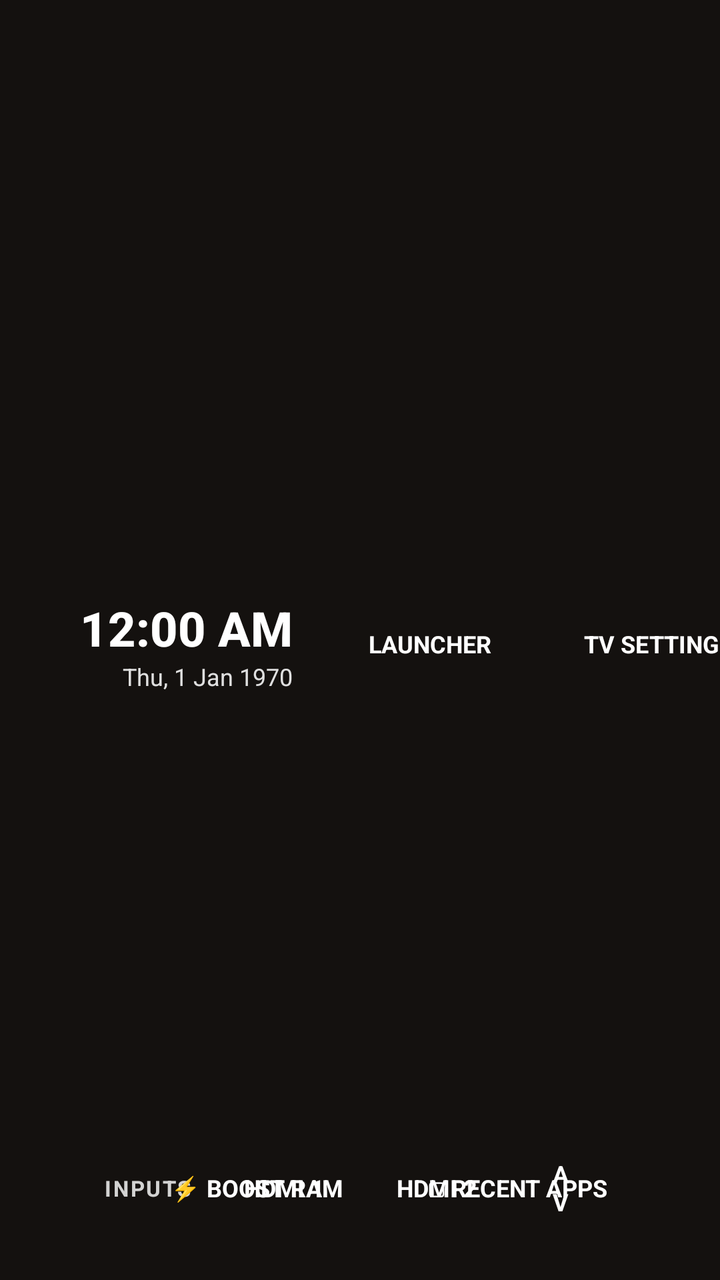
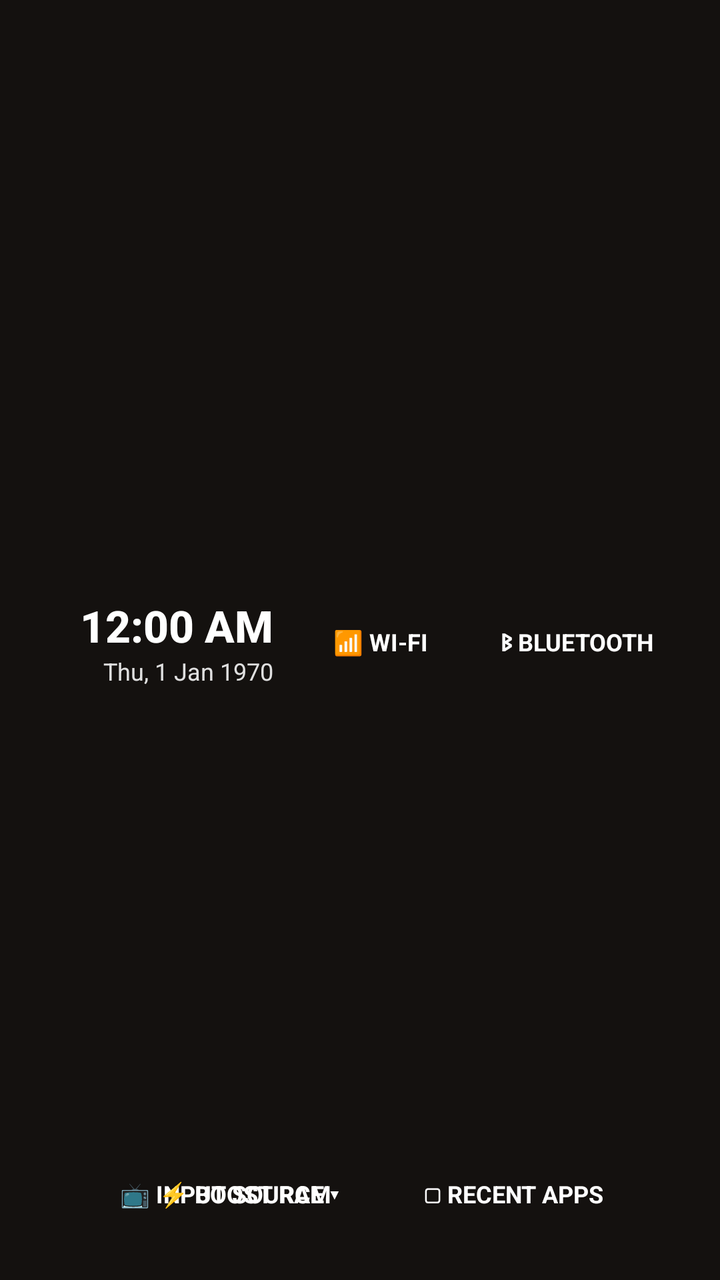

Screens rendered from an Android XML layout before and after an edit, with the pre-edit source and the edit as a unified diff.
<!-- AndroidManifest.xml: application theme Theme.TVLauncher -->
<!-- res/layout/activity_main.xml -->
<?xml version="1.0" encoding="utf-8"?>
<RelativeLayout xmlns:android="http://schemas.android.com/apk/res/android"
    xmlns:app="http://schemas.android.com/apk/res-auto"
    android:id="@+id/mainRootLayout"
    android:layout_width="match_parent"
    android:layout_height="match_parent"
    android:background="#14110F"
    android:clipChildren="false"
    android:clipToPadding="false"
    android:paddingStart="40dp"
    android:paddingEnd="40dp"
    android:paddingTop="28dp"
    android:paddingBottom="24dp">

    
    <LinearLayout
        android:id="@+id/headerLayout"
        android:layout_width="match_parent"
        android:layout_height="wrap_content"
        android:orientation="horizontal"
        android:gravity="center_vertical">

        <LinearLayout
            android:layout_width="0dp"
            android:layout_height="wrap_content"
            android:layout_weight="1"
            android:orientation="vertical">

            <TextView
                android:id="@+id/tvGreeting"
                android:layout_width="wrap_content"
                android:layout_height="wrap_content"
                android:text="Good Night, Deep"
                android:textColor="#FFFFFF"
                android:textSize="28sp"
                android:fontFamily="sans-serif-medium"
                android:textStyle="bold" />

            <TextView
                android:id="@+id/tvSubGreeting"
                android:layout_width="wrap_content"
                android:layout_height="wrap_content"
                android:text="Relax • Watch • Explore"
                android:textColor="#E0E0E0"
                android:textSize="14sp"
                android:layout_marginTop="3dp"/>
        </LinearLayout>

        <LinearLayout
            android:layout_width="wrap_content"
            android:layout_height="wrap_content"
            android:orientation="vertical"
            android:gravity="end"
            android:layout_marginEnd="20dp">

            <TextClock
                android:id="@+id/tcClock"
                android:layout_width="wrap_content"
                android:layout_height="wrap_content"
                android:format12Hour="hh:mm a"
                android:format24Hour="HH:mm"
                android:textColor="#FFFFFF"
                android:textSize="24sp"
                android:fontFamily="sans-serif-medium"
                android:textStyle="bold"/>

            <TextClock
                android:id="@+id/tcDate"
                android:layout_width="wrap_content"
                android:layout_height="wrap_content"
                android:format12Hour="EEE, d MMM yyyy"
                android:format24Hour="EEE, d MMM yyyy"
                android:textColor="#E0E0E0"
                android:textSize="12sp"/>
        </LinearLayout>

        <TextView
            android:id="@+id/btnSettings"
            android:layout_width="wrap_content"
            android:layout_height="38dp"
            android:gravity="center"
            android:text="LAUNCHER"
            android:textSize="12sp"
            android:textStyle="bold"
            android:textColor="#FFFFFF"
            android:focusable="true"
            android:clickable="true"
            android:paddingHorizontal="18dp"
            android:layout_marginEnd="10dp"/>

        <TextView
            android:id="@+id/btnTvSettings"
            android:layout_width="wrap_content"
            android:layout_height="38dp"
            android:gravity="center"
            android:text="TV SETTINGS"
            android:textSize="12sp"
            android:textStyle="bold"
            android:textColor="#FFFFFF"
            android:focusable="true"
            android:clickable="true"
            android:paddingHorizontal="18dp"/>
    </LinearLayout>

    
    <androidx.recyclerview.widget.RecyclerView
        android:id="@+id/rvApps"
        android:layout_width="match_parent"
        android:layout_height="0dp"
        android:layout_below="@id/headerLayout"
        android:layout_above="@id/bottomBarLayout"
        android:layout_marginTop="14dp"
        android:layout_marginBottom="14dp"
        android:clipChildren="false"
        android:clipToPadding="false"
        android:paddingTop="12dp"
        android:paddingBottom="12dp"
        android:scrollbars="none"/>

    
    <RelativeLayout
        android:id="@+id/bottomBarLayout"
        android:layout_width="match_parent"
        android:layout_height="wrap_content"
        android:layout_alignParentBottom="true">

        
        <LinearLayout
            android:id="@+id/inputsContainer"
            android:layout_width="wrap_content"
            android:layout_height="44dp"
            android:orientation="horizontal"
            android:paddingHorizontal="12dp"
            android:gravity="center_vertical"
            android:layout_alignParentStart="true"
            android:layout_centerVertical="true">

            <TextView
                android:id="@+id/tvInputsTitle"
                android:layout_width="wrap_content"
                android:layout_height="wrap_content"
                android:text="INPUTS"
                android:textSize="11sp"
                android:textColor="#D0FFFFFF"
                android:textStyle="bold"
                android:letterSpacing="0.08"
                android:layout_marginEnd="12dp"/>

            <TextView
                android:id="@+id/btnHdmi1"
                android:layout_width="wrap_content"
                android:layout_height="32dp"
                android:gravity="center"
                android:paddingHorizontal="14dp"
                android:text="HDMI 1"
                android:textColor="#FFFFFF"
                android:textSize="12sp"
                android:textStyle="bold"
                android:focusable="true"
                android:clickable="true"
                android:layout_marginEnd="8dp"/>

            <TextView
                android:id="@+id/btnHdmi2"
                android:layout_width="wrap_content"
                android:layout_height="32dp"
                android:gravity="center"
                android:paddingHorizontal="14dp"
                android:text="HDMI 2"
                android:textColor="#FFFFFF"
                android:textSize="12sp"
                android:textStyle="bold"
                android:focusable="true"
                android:clickable="true"
                android:layout_marginEnd="8dp"/>

            <TextView
                android:id="@+id/btnAv"
                android:layout_width="wrap_content"
                android:layout_height="32dp"
                android:gravity="center"
                android:paddingHorizontal="14dp"
                android:text="AV"
                android:textColor="#FFFFFF"
                android:textSize="12sp"
                android:textStyle="bold"
                android:focusable="true"
                android:clickable="true"
                android:layout_marginEnd="8dp"/>

            <TextView
                android:id="@+id/btnHdmi3"
                android:layout_width="wrap_content"
                android:layout_height="32dp"
                android:gravity="center"
                android:paddingHorizontal="14dp"
                android:text="HDMI 3"
                android:textColor="#FFFFFF"
                android:textSize="12sp"
                android:textStyle="bold"
                android:focusable="true"
                android:clickable="true"/>
        </LinearLayout>

        
        <LinearLayout
            android:id="@+id/actionsContainer"
            android:layout_width="wrap_content"
            android:layout_height="44dp"
            android:orientation="horizontal"
            android:gravity="center_vertical"
            android:layout_alignParentEnd="true"
            android:layout_centerVertical="true">

            
            <TextView
                android:id="@+id/btnBoostRam"
                android:layout_width="wrap_content"
                android:layout_height="36dp"
                android:gravity="center"
                android:paddingHorizontal="16dp"
                android:text="⚡ BOOST RAM"
                android:textColor="#FFFFFF"
                android:textSize="12sp"
                android:textStyle="bold"
                android:focusable="true"
                android:clickable="true"
                android:layout_marginEnd="10dp"/>

            
            <TextView
                android:id="@+id/btnRecentApps"
                android:layout_width="wrap_content"
                android:layout_height="36dp"
                android:gravity="center"
                android:paddingHorizontal="16dp"
                android:text="▢ RECENT APPS"
                android:textColor="#FFFFFF"
                android:textSize="12sp"
                android:textStyle="bold"
                android:focusable="true"
                android:clickable="true"/>
        </LinearLayout>
    </RelativeLayout>
</RelativeLayout>
<!-- resources referenced by this layout -->
<resources>
  <style name="Theme.TVLauncher" parent="Theme.AppCompat.NoActionBar">
          <item name="android:windowBackground">@android:color/black</item>
          <item name="android:windowNoTitle">true</item>
          <item name="android:windowActionBar">false</item>
      </style>
</resources>

<!-- the commit's change to res/layout/activity_main.xml (unified diff, before → after) -->
@@ -9,7 +9,7 @@
     android:clipToPadding="false"
     android:paddingStart="40dp"
     android:paddingEnd="40dp"
-    android:paddingTop="28dp"
+    android:paddingTop="26dp"
     android:paddingBottom="24dp">
 
     
@@ -43,7 +43,7 @@
                 android:text="Relax • Watch • Explore"
                 android:textColor="#E0E0E0"
                 android:textSize="14sp"
-                android:layout_marginTop="3dp"/>
+                android:layout_marginTop="2dp"/>
         </LinearLayout>
 
         <LinearLayout
@@ -51,7 +51,7 @@
             android:layout_height="wrap_content"
             android:orientation="vertical"
             android:gravity="end"
-            android:layout_marginEnd="20dp">
+            android:layout_marginEnd="16dp">
 
             <TextClock
                 android:id="@+id/tcClock"
@@ -60,7 +60,7 @@
                 android:format12Hour="hh:mm a"
                 android:format24Hour="HH:mm"
                 android:textColor="#FFFFFF"
-                android:textSize="24sp"
+                android:textSize="22sp"
                 android:fontFamily="sans-serif-medium"
                 android:textStyle="bold"/>
 
@@ -74,10 +74,41 @@
                 android:textSize="12sp"/>
         </LinearLayout>
 
+        
+        <TextView
+            android:id="@+id/btnWifi"
+            android:layout_width="wrap_content"
+            android:layout_height="36dp"
+            android:gravity="center"
+            android:text="📶 WI-FI"
+            android:textSize="12sp"
+            android:textStyle="bold"
+            android:textColor="#FFFFFF"
+            android:focusable="true"
+            android:clickable="true"
+            android:paddingHorizontal="14dp"
+            android:layout_marginEnd="8dp"/>
+
+        
+        <TextView
+            android:id="@+id/btnBluetooth"
+            android:layout_width="wrap_content"
+            android:layout_height="36dp"
+            android:gravity="center"
+            android:text="ᛒ BLUETOOTH"
+            android:textSize="12sp"
+            android:textStyle="bold"
+            android:textColor="#FFFFFF"
+            android:focusable="true"
+            android:clickable="true"
+            android:paddingHorizontal="14dp"
+            android:layout_marginEnd="8dp"/>
+
+        
         <TextView
             android:id="@+id/btnSettings"
             android:layout_width="wrap_content"
-            android:layout_height="38dp"
+            android:layout_height="36dp"
             android:gravity="center"
             android:text="LAUNCHER"
             android:textSize="12sp"
@@ -85,13 +116,14 @@
             android:textColor="#FFFFFF"
             android:focusable="true"
             android:clickable="true"
-            android:paddingHorizontal="18dp"
-            android:layout_marginEnd="10dp"/>
-
+            android:paddingHorizontal="14dp"
+            android:layout_marginEnd="8dp"/>
+
+        
         <TextView
             android:id="@+id/btnTvSettings"
             android:layout_width="wrap_content"
-            android:layout_height="38dp"
+            android:layout_height="36dp"
             android:gravity="center"
             android:text="TV SETTINGS"
             android:textSize="12sp"
@@ -99,7 +131,7 @@
             android:textColor="#FFFFFF"
             android:focusable="true"
             android:clickable="true"
-            android:paddingHorizontal="18dp"/>
+            android:paddingHorizontal="14dp"/>
     </LinearLayout>
 
     
@@ -125,100 +157,37 @@
         android:layout_alignParentBottom="true">
 
         
-        <LinearLayout
-            android:id="@+id/inputsContainer"
-            android:layout_width="wrap_content"
-            android:layout_height="44dp"
-            android:orientation="horizontal"
-            android:paddingHorizontal="12dp"
-            android:gravity="center_vertical"
+        <TextView
+            android:id="@+id/btnInputsMenu"
+            android:layout_width="wrap_content"
+            android:layout_height="38dp"
+            android:gravity="center"
+            android:paddingHorizontal="20dp"
+            android:text="📺 INPUT SOURCE ▾"
+            android:textColor="#FFFFFF"
+            android:textSize="12sp"
+            android:textStyle="bold"
+            android:focusable="true"
+            android:clickable="true"
             android:layout_alignParentStart="true"
-            android:layout_centerVertical="true">
-
-            <TextView
-                android:id="@+id/tvInputsTitle"
-                android:layout_width="wrap_content"
-                android:layout_height="wrap_content"
-                android:text="INPUTS"
-                android:textSize="11sp"
-                android:textColor="#D0FFFFFF"
-                android:textStyle="bold"
-                android:letterSpacing="0.08"
-                android:layout_marginEnd="12dp"/>
-
-            <TextView
-                android:id="@+id/btnHdmi1"
-                android:layout_width="wrap_content"
-                android:layout_height="32dp"
-                android:gravity="center"
-                android:paddingHorizontal="14dp"
-                android:text="HDMI 1"
-                android:textColor="#FFFFFF"
-                android:textSize="12sp"
-                android:textStyle="bold"
-                android:focusable="true"
-                android:clickable="true"
-                android:layout_marginEnd="8dp"/>
-
-            <TextView
-                android:id="@+id/btnHdmi2"
-                android:layout_width="wrap_content"
-                android:layout_height="32dp"
-                android:gravity="center"
-                android:paddingHorizontal="14dp"
-                android:text="HDMI 2"
-                android:textColor="#FFFFFF"
-                android:textSize="12sp"
-                android:textStyle="bold"
-                android:focusable="true"
-                android:clickable="true"
-                android:layout_marginEnd="8dp"/>
-
-            <TextView
-                android:id="@+id/btnAv"
-                android:layout_width="wrap_content"
-                android:layout_height="32dp"
-                android:gravity="center"
-                android:paddingHorizontal="14dp"
-                android:text="AV"
-                android:textColor="#FFFFFF"
-                android:textSize="12sp"
-                android:textStyle="bold"
-                android:focusable="true"
-                android:clickable="true"
-                android:layout_marginEnd="8dp"/>
-
-            <TextView
-                android:id="@+id/btnHdmi3"
-                android:layout_width="wrap_content"
-                android:layout_height="32dp"
-                android:gravity="center"
-                android:paddingHorizontal="14dp"
-                android:text="HDMI 3"
-                android:textColor="#FFFFFF"
-                android:textSize="12sp"
-                android:textStyle="bold"
-                android:focusable="true"
-                android:clickable="true"/>
-        </LinearLayout>
+            android:layout_centerVertical="true"/>
 
         
         <LinearLayout
             android:id="@+id/actionsContainer"
             android:layout_width="wrap_content"
-            android:layout_height="44dp"
+            android:layout_height="38dp"
             android:orientation="horizontal"
             android:gravity="center_vertical"
             android:layout_alignParentEnd="true"
             android:layout_centerVertical="true">
 
-            
             <TextView
                 android:id="@+id/btnBoostRam"
                 android:layout_width="wrap_content"
-                android:layout_height="36dp"
+                android:layout_height="38dp"
                 android:gravity="center"
-                android:paddingHorizontal="16dp"
+                android:paddingHorizontal="18dp"
                 android:text="⚡ BOOST RAM"
                 android:textColor="#FFFFFF"
                 android:textSize="12sp"
@@ -227,13 +196,12 @@
                 android:clickable="true"
                 android:layout_marginEnd="10dp"/>
 
-            
             <TextView
                 android:id="@+id/btnRecentApps"
                 android:layout_width="wrap_content"
-                android:layout_height="36dp"
+                android:layout_height="38dp"
                 android:gravity="center"
-                android:paddingHorizontal="16dp"
+                android:paddingHorizontal="18dp"
                 android:text="▢ RECENT APPS"
                 android:textColor="#FFFFFF"
                 android:textSize="12sp"
